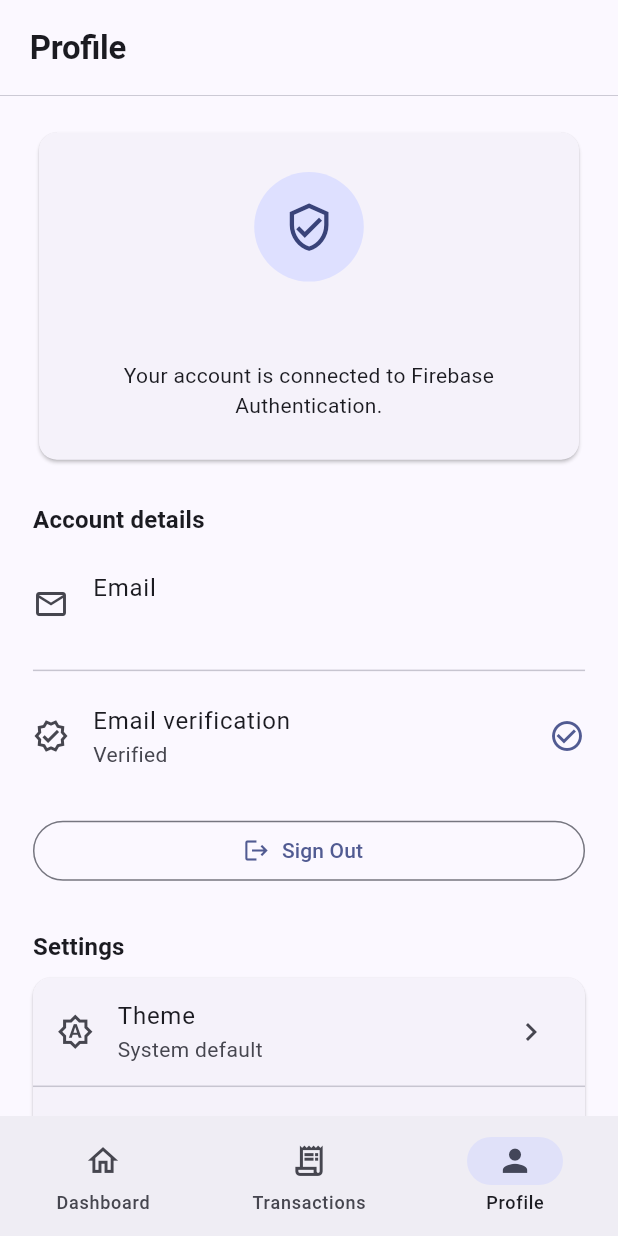
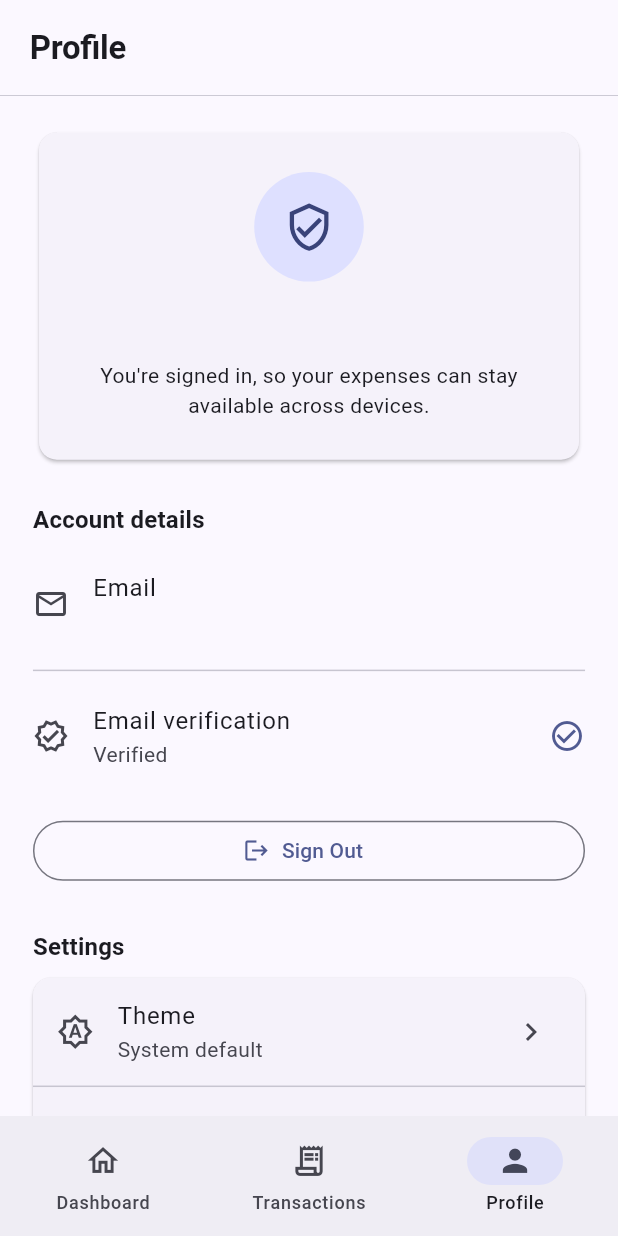
Before and after one commit to rZoysa/Expense-Tracker, a Flutter app: the screen it shows once a user with an empty profile is signed in, item 3 of the bottom bar chosen, on a phone screen of 412 x 824 dp. Run offline on Flutter 3.47's test engine with Material 3 defaults, Android fonts, the phone set to English and light mode, and no system bars; drawn by our look-alikes of skeletonizer; our stand-ins replace cloud_firestore, firebase_auth, firebase_core, fl_chart, flutter_screenutil, shared_preferences and 1 more; accounts and stored records are empty; network calls fail; statements that could not run were skipped.

Commit message:
feat: add slide-to-act functionality for expense deletion and improve loading skeleton for transactions

```diff
--- a/lib/app/app_theme.dart
+++ b/lib/app/app_theme.dart
@@ -36,7 +36,7 @@ class AppTheme {
           color: colorScheme.onSurface,
           fontWeight: FontWeight.w700,
           letterSpacing: -0.2,
-          fontSize: 20.w
+          fontSize: 20.w,
         ),
         shape: Border(
           bottom: BorderSide(color: colorScheme.outlineVariant, width: 0.6),
--- a/lib/viewmodels/auth_view_model.dart
+++ b/lib/viewmodels/auth_view_model.dart
@@ -207,10 +207,9 @@ class AuthViewModel extends ChangeNotifier {
       'network-request-failed' =>
         'Unable to connect. Check your internet connection and try again.',
       'operation-not-allowed' =>
-        'Email/password sign-in is not enabled for this Firebase project.',
-      'provider-already-linked' =>
-        'This account is already linked to an email/password sign-in.',
-      _ => 'Authentication failed. Please try again.',
+        'Sign-in is temporarily unavailable. Please try again later.',
+      'provider-already-linked' => 'This account already uses email sign-in.',
+      _ => 'We couldn\'t complete that request. Please try again.',
     };
   }
 
--- a/lib/views/profile/auth_form_screen.dart
+++ b/lib/views/profile/auth_form_screen.dart
@@ -167,8 +167,8 @@ class _AuthFormScreenState extends State<AuthFormScreen> {
                 SizedBox(height: 8.h),
                 Text(
                   _isCreatingAccount
-                      ? 'Your guest account will be upgraded to email/password sign-in without changing your Firebase user ID.'
-                      : 'Sign in to access the expenses saved under your existing account.',
+                      ? 'Create an account to keep the expenses you\'ve already added and access them on other devices.'
+                      : 'Sign in to view the expenses saved to your account and access them across devices.',
                   textAlign: TextAlign.center,
                   style: Theme.of(context).textTheme.bodyMedium,
                 ),
@@ -191,7 +191,7 @@ class _AuthFormScreenState extends State<AuthFormScreen> {
                         SizedBox(width: 10.w),
                         Expanded(
                           child: Text(
-                            'Signing into an existing account switches away from this guest session. Guest expenses are not merged automatically.',
+                            'You\'re currently using guest mode. Signing in to another account will show that account\'s expenses instead. Expenses added as a guest won\'t be moved automatically.',
                             style: Theme.of(context).textTheme.bodySmall
                                 ?.copyWith(
                                   color: colorScheme.onSecondaryContainer,
--- a/lib/views/profile/profile_screen.dart
+++ b/lib/views/profile/profile_screen.dart
@@ -40,7 +40,7 @@ class ProfileScreen extends StatelessWidget {
         return AlertDialog(
           title: const Text('Sign out?'),
           content: const Text(
-            'You will continue with a new guest session. Sign in again later to access the expenses saved to this account.',
+            'You\'ll switch back to guest mode on this device. Sign in again anytime to return to your saved expenses.',
           ),
           actions: [
             TextButton(
@@ -72,7 +72,7 @@ class ProfileScreen extends StatelessWidget {
         ..showSnackBar(
           const SnackBar(
             behavior: SnackBarBehavior.floating,
-            content: Text('Signed out. Continuing as guest.'),
+            content: Text('Signed out. You\'re now using guest mode.'),
           ),
         );
     }
@@ -190,13 +190,13 @@ class _GuestProfile extends StatelessWidget {
                   ),
                   SizedBox(height: 16.h),
                   Text(
-                    'Guest account',
+                    'Guest mode',
                     style: Theme.of(context).textTheme.titleLarge
                         ?.copyWith(fontWeight: FontWeight.w700),
                   ),
                   SizedBox(height: 8.h),
                   Text(
-                    'You can use the full expense tracker without creating an account. Create one when you want to keep access to this guest data across future sessions.',
+                    'Sign in or create an account to access your expenses from any device and keep them when you change phones.',
                     textAlign: TextAlign.center,
                     style: Theme.of(context).textTheme.bodyMedium,
                   ),
@@ -224,7 +224,7 @@ class _GuestProfile extends StatelessWidget {
           ),
           SizedBox(height: 12.h),
           Text(
-            'Creating an account keeps this guest session and its expenses. Signing into an existing account switches to that account instead.',
+            'Creating an account keeps the expenses you\'ve added here. Signing in to an existing account opens the expenses already saved to that account.',
             style: Theme.of(context).textTheme.bodySmall,
           ),
           SizedBox(height: 28.h),
@@ -283,7 +283,7 @@ class _SignedInProfile extends StatelessWidget {
                   ),
                   SizedBox(height: 8.h),
                   Text(
-                    'Your account is connected to Firebase Authentication.',
+                    'You\'re signed in, so your expenses can stay available across devices.',
                     textAlign: TextAlign.center,
                     style: Theme.of(context).textTheme.bodyMedium,
                   ),
--- a/lib/views/shared/widgets/animated_extended_fab.dart
+++ b/lib/views/shared/widgets/animated_extended_fab.dart
@@ -90,10 +90,7 @@ class _AnimatedExtendedFabState extends State<AnimatedExtendedFab>
             child: Align(
               alignment: Alignment.centerLeft,
               widthFactor: progress,
-              child: Opacity(
-                opacity: progress,
-                child: widget.label,
-              ),
+              child: Opacity(opacity: progress, child: widget.label),
             ),
           ),
         );
--- a/pubspec.yaml
+++ b/pubspec.yaml
@@ -43,6 +43,7 @@ dependencies:
   shared_preferences: ^2.5.5
   fl_chart: ^1.2.0
   skeletonizer: ^3.0.0
+  slide_to_act: ^2.0.2
 
 dev_dependencies:
   flutter_test:
```
Also changed, not shown: lib/views/expense_form_screen.dart (+39 -6 lines), lib/views/transactions/widgets/transactions_loading_skeleton.dart (added, +81 -0 lines), pubspec.lock, 1 other file.
